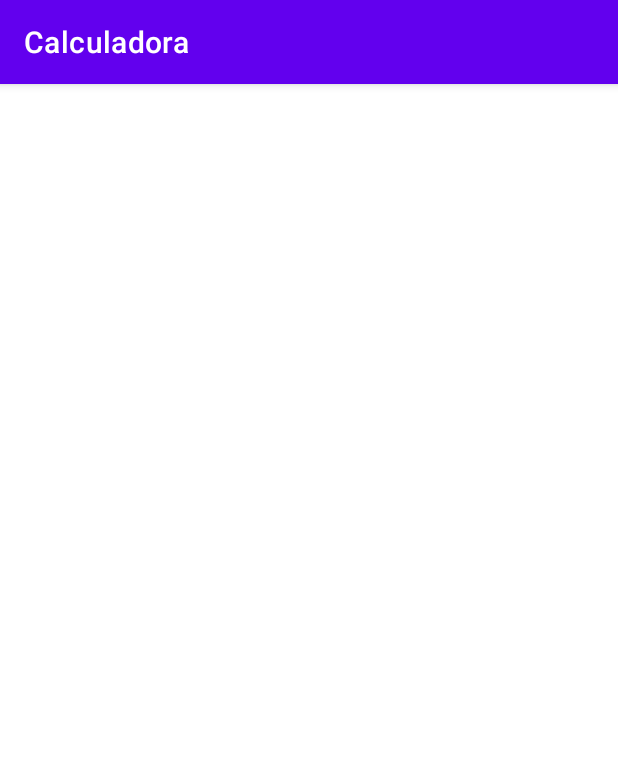
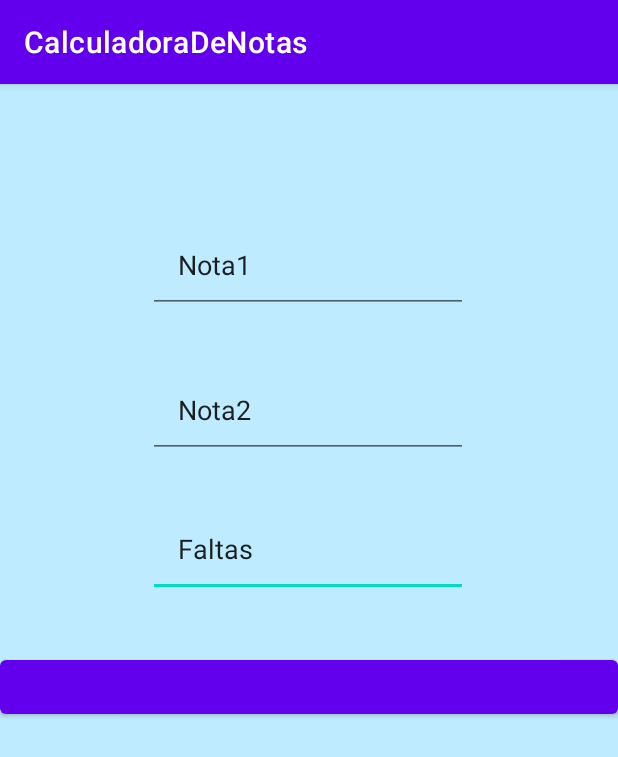
Before and after one commit to IsraelJulio/Calculadora.apk-, an Android app: the screen it shows after launch (MainActivity), on a phone screen of 412 x 824 dp. Shown: the top 757 px of the screen. Run offline under Robolectric (Android 15) with nearby library versions, the phone set to English and light mode, and no system bars.

Commit message:
Adicionados botoes e renomeados os ids

```diff
--- a/app/src/main/res/layout/activity_main.xml
+++ b/app/src/main/res/layout/activity_main.xml
@@ -4,4 +4,77 @@
     xmlns:tools="http://schemas.android.com/tools"
     android:layout_width="match_parent"
     android:layout_height="match_parent"
-    tools:context=".MainActivity"/>
+    android:background="#BCA7E4FF"
+    tools:context=".MainActivity">
+
+
+    <EditText
+        android:id="@+id/faltas"
+        android:layout_width="wrap_content"
+        android:layout_height="wrap_content"
+        android:layout_marginTop="28dp"
+        android:ems="10"
+        android:hint="Faltas"
+        android:inputType="textPersonName"
+        android:padding="20dp"
+        android:text="Faltas"
+        app:layout_constraintEnd_toEndOf="parent"
+        app:layout_constraintHorizontal_bias="0.497"
+        app:layout_constraintStart_toStartOf="parent"
+        app:layout_constraintTop_toBottomOf="@+id/nota2" />
+
+    <EditText
+        android:id="@+id/nota2"
+        android:layout_width="wrap_content"
+        android:layout_height="wrap_content"
+        android:layout_marginTop="32dp"
+        android:ems="10"
+        android:hint="Nota2"
+        android:inputType="textPersonName"
+        android:padding="20dp"
+        android:text="Nota2"
+        app:layout_constraintEnd_toEndOf="parent"
+        app:layout_constraintHorizontal_bias="0.497"
+        app:layout_constraintStart_toStartOf="parent"
+        app:layout_constraintTop_toBottomOf="@+id/Nota1" />
+
+    <EditText
+        android:id="@+id/Nota1"
+        android:layout_width="wrap_content"
+        android:layout_height="wrap_content"
+        android:layout_marginTop="88dp"
+        android:ems="10"
+        android:hint="Nota1"
+        android:inputType="textPersonName"
+        android:padding="20dp"
+        android:text="Nota1"
+        app:layout_constraintEnd_toEndOf="parent"
+        app:layout_constraintHorizontal_bias="0.497"
+        app:layout_constraintStart_toStartOf="parent"
+        app:layout_constraintTop_toTopOf="parent" />
+
+    <Button
+        android:id="@+id/button"
+        android:layout_width="match_parent"
+        android:layout_height="wrap_content"
+        android:layout_marginTop="36dp"
+        app:layout_constraintEnd_toEndOf="parent"
+        app:layout_constraintHorizontal_bias="0.0"
+        app:layout_constraintStart_toStartOf="parent"
+        app:layout_constraintTop_toBottomOf="@+id/faltas"
+        tools:text="Calcular" />
+
+    <TextView
+        android:id="@+id/resultado"
+        android:layout_width="wrap_content"
+        android:layout_height="wrap_content"
+        android:gravity="center"
+        android:text=""
+        android:textSize="24sp"
+        app:layout_constraintBottom_toBottomOf="parent"
+        app:layout_constraintEnd_toEndOf="parent"
+        app:layout_constraintStart_toStartOf="parent"
+        app:layout_constraintTop_toBottomOf="@+id/button" />
+
+
+</androidx.constraintlayout.widget.ConstraintLayout>
--- a/app/src/main/res/values/strings.xml
+++ b/app/src/main/res/values/strings.xml
@@ -1,3 +1,3 @@
 <resources>
-    <string name="app_name">Calculadora</string>
+    <string name="app_name">CalculadoraDeNotas</string>
 </resources>
```
